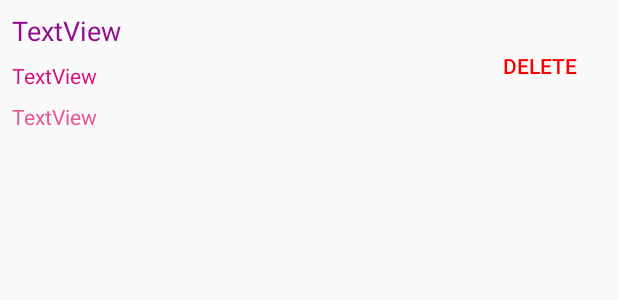
After one commit to chonkyappa/MealRater, an Android app: the layout item_review.xml on its own in the app's theme, with its tools: preview values and no code run, on a phone screen of 412 x 824 dp. The commit adds this screen. Shown: the top 300 px of the screen. Run offline under Robolectric (Android 15) with nearby library versions, the phone set to English and light mode, and no system bars.

Commit message:
created layout for item created layout for activity to contain all the different review for a selected restaurant

```diff
--- a/app/src/main/AndroidManifest.xml
+++ b/app/src/main/AndroidManifest.xml
@@ -31,6 +31,11 @@
             android:name=".RateDishActivity"
             android:exported="false">
         </activity>
+
+        <activity
+            android:name=".ReviewListActivity"
+            android:exported="false">
+        </activity>
     </application>
 
 </manifest>
--- /dev/null
+++ b/app/src/main/java/sunny/mealrater/ReviewListActivity.java
@@ -0,0 +1,6 @@
+package sunny.mealrater;
+
+import androidx.appcompat.app.AppCompatActivity;
+
+public class ReviewListActivity extends AppCompatActivity {
+}
--- /dev/null
+++ b/app/src/main/res/layout/item_review.xml
@@ -0,0 +1,56 @@
+<?xml version="1.0" encoding="utf-8"?>
+<androidx.constraintlayout.widget.ConstraintLayout xmlns:android="http://schemas.android.com/apk/res/android"
+    xmlns:app="http://schemas.android.com/apk/res-auto"
+    xmlns:tools="http://schemas.android.com/tools"
+    android:id="@+id/linearLayout5"
+    android:layout_width="match_parent"
+    android:layout_height="wrap_content">
+
+    <TextView
+        android:id="@+id/textReviewName"
+        android:layout_width="wrap_content"
+        android:layout_height="wrap_content"
+        android:layout_marginStart="8dp"
+        android:layout_marginTop="8dp"
+        android:text="TextView"
+        android:textColor="@color/review_name"
+        android:textSize="@dimen/text_size_medium"
+        app:layout_constraintStart_toStartOf="parent"
+        app:layout_constraintTop_toTopOf="parent" />
+
+    <TextView
+        android:id="@+id/textReviewType"
+        android:layout_width="wrap_content"
+        android:layout_height="wrap_content"
+        android:layout_marginStart="8dp"
+        android:layout_marginTop="8dp"
+        android:text="TextView"
+        android:textColor="@color/review_type"
+        android:textSize="@dimen/text_size_small"
+        app:layout_constraintStart_toStartOf="parent"
+        app:layout_constraintTop_toBottomOf="@+id/textReviewName" />
+
+    <TextView
+        android:id="@+id/textReviewRating"
+        android:layout_width="wrap_content"
+        android:layout_height="wrap_content"
+        android:layout_marginStart="8dp"
+        android:layout_marginTop="8dp"
+        android:text="TextView"
+        android:textColor="@color/review_rating"
+        android:textSize="@dimen/text_size_small"
+        app:layout_constraintStart_toStartOf="parent"
+        app:layout_constraintTop_toBottomOf="@+id/textReviewType" />
+
+    <Button
+        android:id="@+id/buttonDeleteReview"
+        android:layout_width="wrap_content"
+        android:layout_height="wrap_content"
+        android:layout_marginTop="20dp"
+        android:layout_marginEnd="8dp"
+        android:background="@color/transparent"
+        android:text="Delete"
+        android:textColor="@color/delete_toggle"
+        app:layout_constraintEnd_toEndOf="parent"
+        app:layout_constraintTop_toTopOf="parent" />
+</androidx.constraintlayout.widget.ConstraintLayout>
--- a/app/src/main/res/values/colors.xml
+++ b/app/src/main/res/values/colors.xml
@@ -6,4 +6,12 @@
     <color name="main_menu">#f5426f</color>
     <color name="error">#f01202</color>
     <color name="success">#06d441</color>
+    <color name="delete_toggle">#FF0000</color>
+    <color name="transparent">#00000000</color>
+
+    <color name="button_background">#610C9F</color>
+
+    <color name="review_name">#940B92</color>
+    <color name="review_type">#DA0C81</color>
+    <color name="review_rating">#E95793</color>
 </resources>
--- /dev/null
+++ b/app/src/main/res/values/dimens.xml
@@ -0,0 +1,6 @@
+<?xml version="1.0" encoding="utf-8"?>
+<resources>
+    <dimen name="text_size_small">14sp</dimen>
+    <dimen name="text_size_medium">18sp</dimen>
+    <dimen name="text_size_large">22sp</dimen>
+</resources>
```
Also changed, not shown: app/src/main/res/layout/activity_review_list.xml (added, +126 -0 lines).
